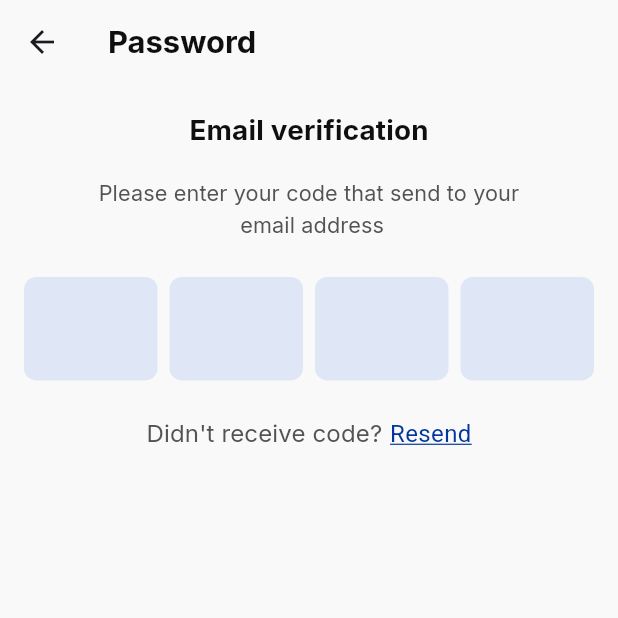
After one commit to ahmedalam782/online_exam, a Flutter app: the EmailVerificationScreen screen opened by its route, on a phone screen of 412 x 824 dp, the top half of it. The commit adds this screen. Run offline on Flutter 3.47's test engine with Material 3 defaults, Android fonts, the phone set to English and light mode, and no system bars; drawn by our look-alikes of pinput; our stand-ins replace dio, flutter_bloc, flutter_screenutil, flutter_svg, fluttertoast, get_it and 2 more; accounts and stored records are empty.

Commit message:
reset-password-UI

```diff
--- a/lib/core/Themes/app_theme.dart
+++ b/lib/core/Themes/app_theme.dart
@@ -1,4 +1,5 @@
 import 'package:flutter/material.dart';
+import 'package:online_exam/core/resources/values_manager.dart';
 
 import '../resources/color_manager.dart';
 import '../resources/font_manager.dart';
@@ -14,9 +15,23 @@ class AppTheme {
           elevation: 0,
           titleTextStyle: getBoldStyle(
             color: ColorManager.darkGray,
-            fontSize: FontSize.s16,
+            fontSize: FontSize.s20,
+            fontFamily: AppConstants.inter,
             context: context,
           ),
         ),
+    textTheme: TextTheme(
+      titleMedium: getBoldStyle(
+          color: ColorManager.darkGray,
+          fontSize: FontSize.s18,
+          fontFamily: AppConstants.inter,
+          context: context
+      ),
+      titleSmall: getRegularStyle(
+          color: ColorManager.mediumGray,
+          fontSize: FontSize.s14,
+          fontFamily: AppConstants.inter,
+          context: context)
+    )
       );
 }
--- a/lib/core/resources/values_manager.dart
+++ b/lib/core/resources/values_manager.dart
@@ -14,3 +14,27 @@ class AppConstants {
   static const String roboto = 'Roboto';
   static const String inter = 'Inter';
 }
+
+class BaseLanguage{
+  static const String password = 'Password';
+  static const String forgetPassword = 'Forget password';
+  static const String forgetPasswordParagraph = 'Please enter your email associated to \n your account';
+  static const String email = 'Email';
+  static const String enterYourEmail = 'Enter Your Email';
+  static const String emailNotValid = 'This Email is not valid';
+  static const String continueWord = 'Continue';
+  static const String resetPasswordParagraph = 'Password must not be empty and must contain \n 6 characters with upper case letter and one \n number at least ';
+  static const String newPassword = 'New password';
+  static const String confirmPassword = 'Confirm password';
+  static const String enterYourPassword = 'Enter your password';
+  static const String emailVerification = 'Email verification';
+  static const String emailVerificationParagraph = 'Please enter your code that send to your \n email address';
+  static const String codeNotReceived = "Didn't receive code?";
+  static const String resend = 'Resend';
+  static const String invalidCode = 'Invalid code';
+
+
+
+
+
+}
--- a/lib/core/routes/route_generator.dart
+++ b/lib/core/routes/route_generator.dart
@@ -1,7 +1,10 @@
 import 'package:flutter/material.dart';
 import 'package:online_exam/core/routes/routes.dart';
+import 'package:online_exam/presentation/view/auth/screens/email_verification_screen.dart';
+import 'package:online_exam/presentation/view/auth/screens/forget_password_screen.dart';
 import 'package:online_exam/presentation/view/auth/screens/login_screen.dart';
 import 'package:online_exam/presentation/view/auth/screens/register_screen.dart';
+import 'package:online_exam/presentation/view/auth/screens/reset_password_screen.dart';
 
 class RouteGenerator {
   static Route<dynamic>? getRoute(RouteSettings settings) {
@@ -10,6 +13,12 @@ class RouteGenerator {
         return MaterialPageRoute(builder: (_) => const LoginScreen());
       case Routes.register:
         return MaterialPageRoute(builder: (_) => const RegisterScreen());
+      case Routes.forgetPassword:
+        return MaterialPageRoute(builder: (_) => const ForgetPasswordScreen());
+      case Routes.emailVerification:
+        return MaterialPageRoute(builder: (_) => const EmailVerificationScreen());
+      case Routes.resetPassword:
+        return MaterialPageRoute(builder: (_) => const ResetPasswordScreen());
       default:
         return _undefinedRoute();
     }
--- a/lib/core/routes/routes.dart
+++ b/lib/core/routes/routes.dart
@@ -1,4 +1,8 @@
 class Routes {
   static const String register = '/register';
   static const String login = '/login';
+  static const String resetPassword = '/resetPassword';
+  static const String forgetPassword = '/forgetPassword';
+  static const String emailVerification = '/emailVerification';
+
 }
--- a/lib/core/utils/validator.dart
+++ b/lib/core/utils/validator.dart
@@ -17,15 +17,15 @@ class Validator {
   }
 
   static String? validatePassword(String? val) {
-    // final RegExp passwordRegex = RegExp(r'^(?=.*[a-zA-Z])(?=.*[0-9])');
+    final RegExp passwordRegex = RegExp(r'^(?=.*[A-Z])(?=.*\d)[A-Za-z\d]{6,}$');
     if (val == null) {
       return 'this field is required';
     } else if (val.isEmpty) {
       return 'this field is required';
     }
-    // else if (val.length < 8 || !passwordRegex.hasMatch(val)) {
-    //   return 'strong password please';
-    // }
+    else if (!passwordRegex.hasMatch(val)) {
+      return 'The password must contain : \n 6 characters with uppercase letter \n at least one number';
+    }
     else {
       return null;
     }
@@ -35,7 +35,7 @@ class Validator {
     if (val == null || val.isEmpty) {
       return 'this field is required';
     } else if (val != password) {
-      return 'same password';
+      return "password doesn't match password";
     } else {
       return null;
     }
--- a/lib/core/widgets/custom_text_form_field.dart
+++ b/lib/core/widgets/custom_text_form_field.dart
@@ -13,6 +13,7 @@ class CustomTextFormField extends StatefulWidget {
     this.nextFocus,
     this.label,
     this.hint,
+    this.autoValidateMode,
     this.isObscured = false,
     this.iconData,
     this.textInputType = TextInputType.text,
@@ -34,6 +35,7 @@ class CustomTextFormField extends StatefulWidget {
   final bool isObscured;
   final String? label;
   final String? hint;
+  final AutovalidateMode? autoValidateMode;
   final TextInputType textInputType;
   final IconData? iconData;
   final TextStyle? hintTextStyle;
@@ -61,6 +63,7 @@ class _CustomTextFormFieldState extends State<CustomTextFormField> {
       controller: widget.controller,
       focusNode: widget.focusNode,
       readOnly: widget.readOnly,
+      autovalidateMode: widget.autoValidateMode,
       style: getBoldStyle(
         color: ColorManager.darkGray,
         context: context,
@@ -94,6 +97,7 @@ class _CustomTextFormFieldState extends State<CustomTextFormField> {
               fontFamily: AppConstants.roboto,
               fontSize: FontSize.s12,
             ),
+
         prefixIcon: widget.prefixIcon,
         suffixIcon: widget.isObscured
             ? Padding(
--- /dev/null
+++ b/lib/presentation/view/auth/screens/email_verification_screen.dart
@@ -0,0 +1,142 @@
+import 'package:flutter/material.dart';
+import 'package:flutter_screenutil/flutter_screenutil.dart';
+import 'package:flutter_svg/svg.dart';
+import 'package:online_exam/core/resources/color_manager.dart';
+import 'package:online_exam/core/resources/font_manager.dart';
+import 'package:online_exam/core/routes/routes.dart';
+import 'package:pinput/pinput.dart';
+import '../../../../core/resources/values_manager.dart';
+
+class EmailVerificationScreen extends StatefulWidget {
+  const EmailVerificationScreen({super.key});
+
+  @override
+  State<EmailVerificationScreen> createState() =>
+      _EmailVerificationScreenState();
+}
+
+class _EmailVerificationScreenState extends State<EmailVerificationScreen> {
+  final TextEditingController _pinController = TextEditingController();
+  final FocusNode _pinFocusNode = FocusNode();
+  bool inValid = false;
+  String? _errorText;
+
+  final GlobalKey<FormState> _formKey = GlobalKey<FormState>();
+
+  @override
+  Widget build(BuildContext context) {
+    final defaultPinTheme = PinTheme(
+      width: (344.w) / 4,
+      height: 68.h,
+      textStyle: TextStyle(fontSize: 20.sp, color: Colors.black),
+      decoration: BoxDecoration(
+        color: ColorManager.iceBlue,
+        borderRadius: BorderRadius.circular(8.r),
+      ),
+    );
+    final errorPinTheme = defaultPinTheme.copyWith(
+      decoration: BoxDecoration(
+        color: Colors.white,
+        borderRadius: BorderRadius.circular(8.r),
+        border: Border.all(color: Colors.red),
+      ),
+    );
+
+    return Scaffold(
+      appBar: AppBar(title: Text(BaseLanguage.password)),
+      body: Padding(
+        padding: const EdgeInsets.all(16),
+        child: Form(
+          key: _formKey,
+          child: Column(
+            crossAxisAlignment: CrossAxisAlignment.center,
+            children: [
+              Text(
+                BaseLanguage.emailVerification,
+                style: Theme.of(context).textTheme.titleMedium,
+              ),
+              SizedBox(
+                height: 18.h,
+              ),
+              Text(
+                BaseLanguage.emailVerificationParagraph,
+                style: Theme.of(context).textTheme.titleSmall,
+                textAlign: TextAlign.center,
+              ),
+              SizedBox(
+                height: 24.h,
+              ),
+              Pinput(
+                length: 4,
+                controller: _pinController,
+                focusNode: _pinFocusNode,
+                defaultPinTheme: defaultPinTheme,
+                errorPinTheme: errorPinTheme,
+                validator: (code) {
+                  if (code == "1234") {
+                    setState(() {
+                      _errorText = null;
+                    });
+                    Navigator.pushNamed(context, Routes.resetPassword);
+                    return null;
+                  } else {
+                    setState(() {
+                      _errorText = "";
+                    });
+                    return "";
+                  }
+                },
+              ),
+              if (_errorText != null)
+                Row(
+                  mainAxisAlignment: MainAxisAlignment.end,
+                  children: [
+                    SvgPicture.asset(
+                      'assets/svg/InvalidCode.svg',
+                      width: 13.w,
+                      height: 13.h,
+                    ),
+                    SizedBox(
+                      width: 5.w,
+                    ),
+                    Text(
+                      BaseLanguage.invalidCode,
+                      style: TextStyle(color: ColorManager.red),
+                    )
+                  ],
+                ),
+              SizedBox(height: 24.h),
+              Row(
+                mainAxisAlignment: MainAxisAlignment.center,
+                children: [
+                  Text(BaseLanguage.codeNotReceived,
+                      style: Theme.of(context)
+                          .textTheme
+                          .titleSmall!
+                          .copyWith(fontSize: FontSize.s16)),
+                  SizedBox(
+                    width: 5.h,
+                  ),
+                  InkWell(
+                    onTap: () {
+                      // handle the resend
+                    },
+                    child: Text(
+                      BaseLanguage.resend,
+                      style: TextStyle(
+                        color: ColorManager.blue,
+                        fontSize: FontSize.s16,
+                        decoration: TextDecoration.underline,
+                        decorationColor: ColorManager.blue
+                      ),
+                    ),
+                  ),
+                ],
+              ),
+            ],
+          ),
+        ),
+      ),
+    );
+  }
+}
--- a/pubspec.yaml
+++ b/pubspec.yaml
@@ -34,10 +34,13 @@ dependencies:
     sdk: flutter
   flutter_bloc: ^9.0.0
   flutter_screenutil: ^5.9.3
+  flutter_svg: ^2.0.17
   fluttertoast: ^8.2.11
   get_it: ^8.0.3
   injectable: ^2.5.0
+  pinput: ^5.0.1
   shared_preferences: ^2.5.1
+  smart_auth: ^3.2.0
 
 dev_dependencies:
   flutter_lints: ^5.0.0
@@ -56,7 +59,7 @@ flutter:
   uses-material-design: true
   # To add assets to your application, add an assets section, like this:
   assets:
-    - assets/images/
+    - assets/Images/
     - assets/svg/
   # An image asset can refer to one or more resolution-specific "variants", see
   # https://flutter.dev/to/resolution-aware-images
```
Also changed, not shown: lib/presentation/view/auth/screens/forget_password_screen.dart (added, +95 -0 lines), lib/presentation/view/auth/screens/reset_password_screen.dart (added, +122 -0 lines), pubspec.lock.
